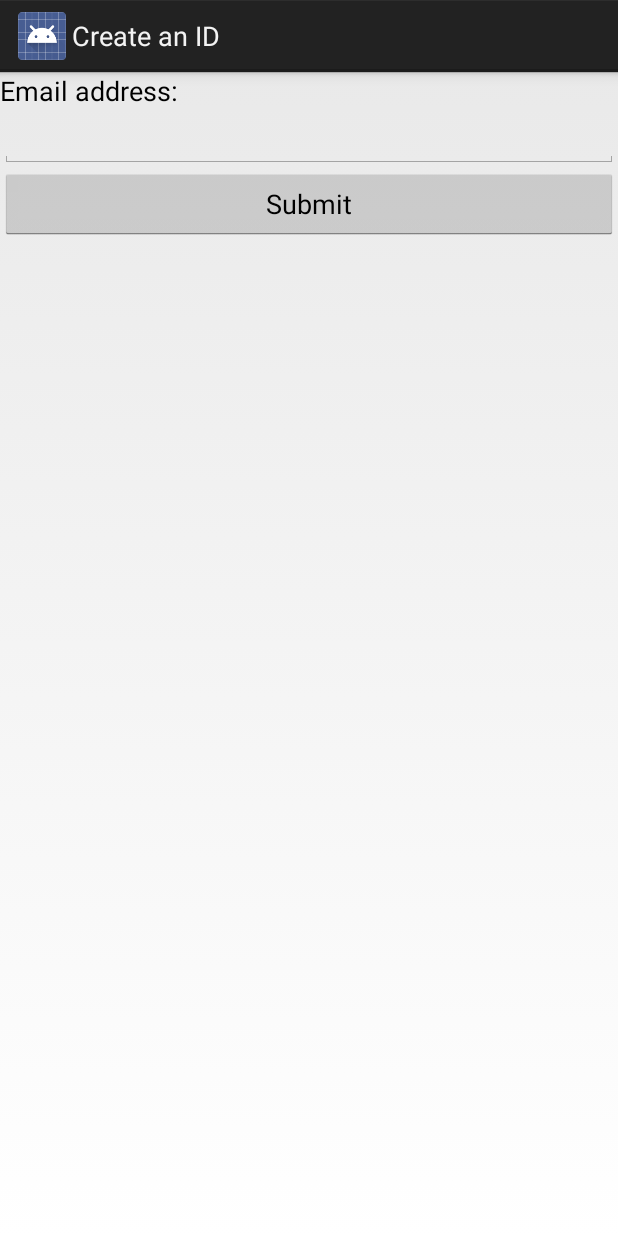
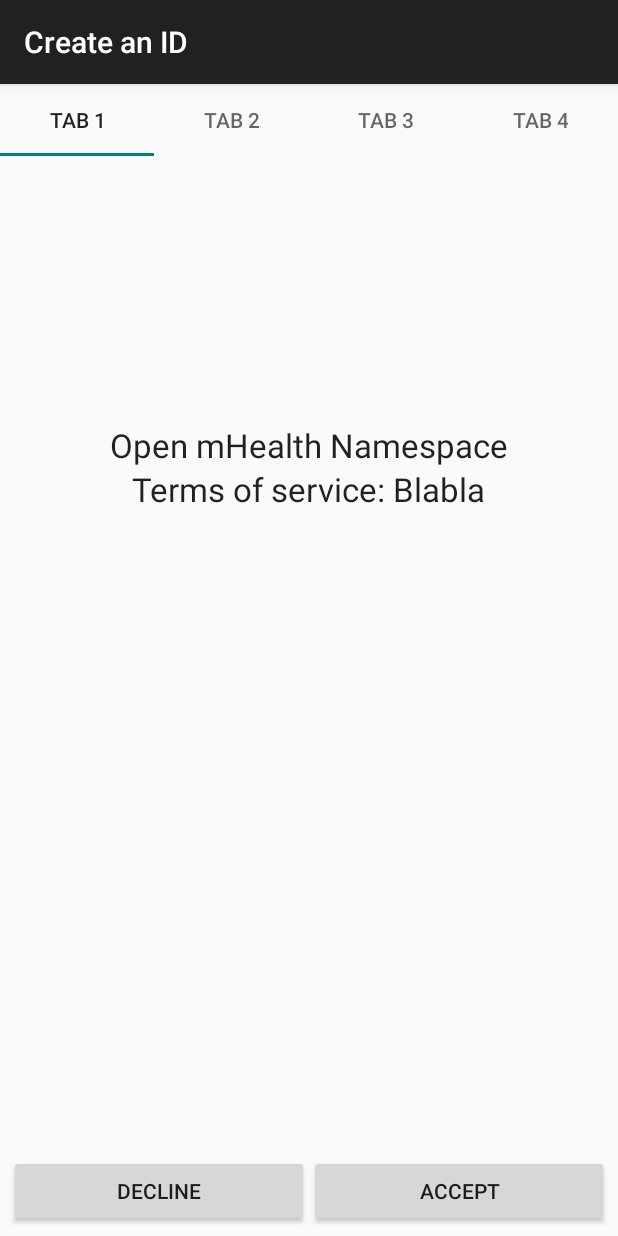
Before and after one commit to zhtaoxiang/android-identity-manager, an Android app: the GenerateIdentity screen opened directly, with no data from a screen before it, on a phone screen of 412 x 824 dp. Run offline under Robolectric (Android 15) with nearby library versions, the phone set to English and light mode, and no system bars; our stand-ins replace Volley.

Commit message:
UI: add multi-tab UI

```diff
--- a/app/src/main/AndroidManifest.xml
+++ b/app/src/main/AndroidManifest.xml
@@ -24,7 +24,7 @@
         <activity
             android:name=".GenerateIdentity"
             android:label="@string/title_activity_generate_identity"
-            android:theme="@android:style/Theme.Holo.Light.DarkActionBar" >
+            android:theme="@style/Theme.AppCompat.Light.DarkActionBar" >
         </activity>
         <activity
             android:name=".SubmitIdentityRequest"
--- a/app/src/main/java/com/ndn/jwtan/identitymanager/GenerateIdentity.java
+++ b/app/src/main/java/com/ndn/jwtan/identitymanager/GenerateIdentity.java
@@ -1,10 +1,10 @@
 package com.ndn.jwtan.identitymanager;
 
-import android.app.Activity;
 import android.app.DialogFragment;
 import android.content.ContentValues;
 import android.database.sqlite.SQLiteDatabase;
 import android.os.Bundle;
+import android.support.v7.app.AppCompatActivity;
 import android.util.Log;
 import android.view.View;
 import android.widget.Button;
@@ -15,7 +15,6 @@ import com.android.volley.Request;
 import com.android.volley.RequestQueue;
 import com.android.volley.Response;
 import com.android.volley.VolleyError;
-import com.android.volley.toolbox.JsonObjectRequest;
 import com.android.volley.toolbox.StringRequest;
 import com.android.volley.toolbox.Volley;
 
@@ -24,18 +23,53 @@ import org.json.JSONObject;
 import java.util.HashMap;
 import java.util.Map;
 
+import android.support.design.widget.TabLayout;
+import android.support.v4.view.ViewPager;
 
-public class GenerateIdentity extends Activity {
+public class GenerateIdentity extends AppCompatActivity {
 
     private final static String mURL = MainActivity.HOST + "/tokens/request/";
     private String caption = "";
     private String picture = "";
+
+    private UICustomViewPager viewPager;
 
     ////////////////////////////////////////////////////////////
     @Override
     protected void onCreate(Bundle savedInstanceState) {
         super.onCreate(savedInstanceState);
         setContentView(R.layout.activity_generate_identity);
+
+        TabLayout tabLayout = (TabLayout) findViewById(R.id.tab_layout);
+        tabLayout.addTab(tabLayout.newTab().setText("Tab 1"));
+        tabLayout.addTab(tabLayout.newTab().setText("Tab 2"));
+        tabLayout.addTab(tabLayout.newTab().setText("Tab 3"));
+        tabLayout.addTab(tabLayout.newTab().setText("Tab 4"));
+        tabLayout.setTabGravity(TabLayout.GRAVITY_FILL);
+
+        viewPager = (UICustomViewPager) findViewById(R.id.pager);
+        final UICreateIDPageAdapter adapter = new UICreateIDPageAdapter
+                (getSupportFragmentManager(), tabLayout.getTabCount());
+        viewPager.setAdapter(adapter);
+        viewPager.addOnPageChangeListener(new TabLayout.TabLayoutOnPageChangeListener(tabLayout));
+        /*
+        tabLayout.setOnTabSelectedListener(new TabLayout.OnTabSelectedListener() {
+            @Override
+            public void onTabSelected(TabLayout.Tab tab) {
+                viewPager.setCurrentItem(tab.getPosition());
+            }
+
+            @Override
+            public void onTabUnselected(TabLayout.Tab tab) {
+
+            }
+
+            @Override
+            public void onTabReselected(TabLayout.Tab tab) {
+
+            }
+        });
+        */
     }
 
     public void submitEmail(View view) {
@@ -50,6 +84,22 @@ public class GenerateIdentity extends Activity {
         this.picture = "picture";
 
         sendHttpRequest(email);
+    }
+
+    public void tab1Click(View view) {
+        viewPager.setCurrentItem(1);
+    }
+
+    public void declineClick(View view) {
+
+    }
+
+    public void tab2Click(View view) {
+        viewPager.setCurrentItem(2);
+    }
+
+    public void tab0Click(View view) {
+        viewPager.setCurrentItem(0);
     }
 
     ////////////////////////////////////////////////////////////
--- a/app/src/main/java/com/ndn/jwtan/identitymanager/MainActivity.java
+++ b/app/src/main/java/com/ndn/jwtan/identitymanager/MainActivity.java
@@ -7,7 +7,6 @@ import android.view.Menu;
 import android.view.MenuItem;
 import android.view.View;
 import android.util.Log;
-
 
 public class MainActivity extends Activity {
 
--- /dev/null
+++ b/app/src/main/java/com/ndn/jwtan/identitymanager/UICreateIDPageAdapter.java
@@ -0,0 +1,40 @@
+package com.ndn.jwtan.identitymanager;
+
+import android.support.v4.app.Fragment;
+import android.support.v4.app.FragmentManager;
+import android.support.v4.app.FragmentStatePagerAdapter;
+
+public class UICreateIDPageAdapter extends FragmentStatePagerAdapter {
+    int mNumOfTabs;
+
+    public UICreateIDPageAdapter(FragmentManager fm, int NumOfTabs) {
+        super(fm);
+        this.mNumOfTabs = NumOfTabs;
+    }
+
+    @Override
+    public Fragment getItem(int position) {
+
+        switch (position) {
+            case 0:
+                UICreateOpenmHealthIDInfo tab1 = new UICreateOpenmHealthIDInfo();
+                return tab1;
+            case 1:
+                UICreateOpenmHealthIDInputDialog tab2 = new UICreateOpenmHealthIDInputDialog();
+                return tab2;
+            case 2:
+                UICreateOpenmHealthIDPictureSelect tab3 = new UICreateOpenmHealthIDPictureSelect();
+                return tab3;
+            case 3:
+                UICreateOpenmHealthIDRequestSent tab4 = new UICreateOpenmHealthIDRequestSent();
+                return tab4;
+            default:
+                return null;
+        }
+    }
+
+    @Override
+    public int getCount() {
+        return mNumOfTabs;
+    }
+}
--- /dev/null
+++ b/app/src/main/java/com/ndn/jwtan/identitymanager/UICreateOpenmHealthIDInfo.java
@@ -0,0 +1,56 @@
+package com.ndn.jwtan.identitymanager;
+
+import android.os.Bundle;
+import android.support.v4.app.Fragment;
+import android.view.LayoutInflater;
+import android.view.View;
+import android.view.ViewGroup;
+
+public class UICreateOpenmHealthIDInfo extends Fragment {
+    // TODO: Rename parameter arguments, choose names that match
+    // the fragment initialization parameters, e.g. ARG_ITEM_NUMBER
+    private static final String ARG_PARAM1 = "param1";
+    private static final String ARG_PARAM2 = "param2";
+
+    // TODO: Rename and change types of parameters
+    private String mParam1;
+    private String mParam2;
+
+    /**
+     * Use this factory method to create a new instance of
+     * this fragment using the provided parameters.
+     *
+     * @param param1 Parameter 1.
+     * @param param2 Parameter 2.
+     * @return A new instance of fragment UICreateOpenmHealthIDInfo.
+     */
+    // TODO: Rename and change types and number of parameters
+    public static UICreateOpenmHealthIDInfo newInstance(String param1, String param2) {
+        UICreateOpenmHealthIDInfo fragment = new UICreateOpenmHealthIDInfo();
+        Bundle args = new Bundle();
+        args.putString(ARG_PARAM1, param1);
+        args.putString(ARG_PARAM2, param2);
+        fragment.setArguments(args);
+        return fragment;
+    }
+
+    public UICreateOpenmHealthIDInfo() {
+        // Required empty public constructor
+    }
+
+    @Override
+    public void onCreate(Bundle savedInstanceState) {
+        super.onCreate(savedInstanceState);
+        if (getArguments() != null) {
+            mParam1 = getArguments().getString(ARG_PARAM1);
+            mParam2 = getArguments().getString(ARG_PARAM2);
+        }
+    }
+
+    @Override
+    public View onCreateView(LayoutInflater inflater, ViewGroup container,
+                             Bundle savedInstanceState) {
+        // Inflate the layout for this fragment
+        return inflater.inflate(R.layout.fragment_uicreate_openm_health_idinfo, container, false);
+    }
+}
--- /dev/null
+++ b/app/src/main/java/com/ndn/jwtan/identitymanager/UICreateOpenmHealthIDInputDialog.java
@@ -0,0 +1,56 @@
+package com.ndn.jwtan.identitymanager;
+
+import android.os.Bundle;
+import android.support.v4.app.Fragment;
+import android.view.LayoutInflater;
+import android.view.View;
+import android.view.ViewGroup;
+
+public class UICreateOpenmHealthIDInputDialog extends Fragment {
+    // TODO: Rename parameter arguments, choose names that match
+    // the fragment initialization parameters, e.g. ARG_ITEM_NUMBER
+    private static final String ARG_PARAM1 = "param1";
+    private static final String ARG_PARAM2 = "param2";
+
+    // TODO: Rename and change types of parameters
+    private String mParam1;
+    private String mParam2;
+
+    /**
+     * Use this factory method to create a new instance of
+     * this fragment using the provided parameters.
+     *
+     * @param param1 Parameter 1.
+     * @param param2 Parameter 2.
+     * @return A new instance of fragment UICreateOpenmHealthIDInputDialog.
+     */
+    // TODO: Rename and change types and number of parameters
+    public static UICreateOpenmHealthIDInputDialog newInstance(String param1, String param2) {
+        UICreateOpenmHealthIDInputDialog fragment = new UICreateOpenmHealthIDInputDialog();
+        Bundle args = new Bundle();
+        args.putString(ARG_PARAM1, param1);
+        args.putString(ARG_PARAM2, param2);
+        fragment.setArguments(args);
+        return fragment;
+    }
+
+    public UICreateOpenmHealthIDInputDialog() {
+        // Required empty public constructor
+    }
+
+    @Override
+    public void onCreate(Bundle savedInstanceState) {
+        super.onCreate(savedInstanceState);
+        if (getArguments() != null) {
+            mParam1 = getArguments().getString(ARG_PARAM1);
+            mParam2 = getArguments().getString(ARG_PARAM2);
+        }
+    }
+
+    @Override
+    public View onCreateView(LayoutInflater inflater, ViewGroup container,
+                             Bundle savedInstanceState) {
+        // Inflate the layout for this fragment
+        return inflater.inflate(R.layout.fragment_uicreate_openm_health_idinput_dialog, container, false);
+    }
+}
--- /dev/null
+++ b/app/src/main/java/com/ndn/jwtan/identitymanager/UICustomViewPager.java
@@ -0,0 +1,37 @@
+package com.ndn.jwtan.identitymanager;
+
+import android.content.Context;
+import android.support.v4.view.ViewPager;
+import android.util.AttributeSet;
+import android.view.MotionEvent;
+
+public class UICustomViewPager extends ViewPager {
+
+    private boolean enabled;
+
+    public UICustomViewPager(Context context, AttributeSet attrs) {
+        super(context, attrs);
+    }
+
+    @Override
+    public boolean onTouchEvent(MotionEvent event) {
+        if (this.enabled) {
+            return super.onTouchEvent(event);
+        }
+
+        return false;
+    }
+
+    @Override
+    public boolean onInterceptTouchEvent(MotionEvent event) {
+        if (this.enabled) {
+            return super.onInterceptTouchEvent(event);
+        }
+
+        return false;
+    }
+
+    public void setPagingEnabled(boolean enabled) {
+        this.enabled = enabled;
+    }
+}
--- a/app/src/main/res/layout/activity_generate_identity.xml
+++ b/app/src/main/res/layout/activity_generate_identity.xml
@@ -5,25 +5,14 @@
     tools:context=".GenerateIdentity"
     android:orientation="vertical">
 
+    <android.support.design.widget.TabLayout
+        android:id="@+id/tab_layout"
+        android:layout_width="match_parent"
+        android:layout_height="wrap_content"/>
 
-    <TextView
+    <com.ndn.jwtan.identitymanager.UICustomViewPager
+        android:id="@+id/pager"
         android:layout_width="match_parent"
-        android:layout_height="wrap_content"
-        android:textAppearance="?android:attr/textAppearanceMedium"
-        android:text="@string/email" />
-
-    <EditText
-        android:layout_width="match_parent"
-        android:layout_height="wrap_content"
-        android:inputType="textEmailAddress"
-        android:ems="10"
-        android:id="@+id/emailText" />
-
-    <Button
-        android:layout_width="match_parent"
-        android:layout_height="wrap_content"
-        android:text="@string/submit"
-        android:id="@+id/submitEmail"
-        android:onClick="submitEmail"/>
+        android:layout_height="fill_parent"/>
 
 </LinearLayout>
--- /dev/null
+++ b/app/src/main/res/layout/fragment_uicreate_openm_health_idinfo.xml
@@ -0,0 +1,60 @@
+<?xml version="1.0" encoding="utf-8"?>
+<RelativeLayout xmlns:android="http://schemas.android.com/apk/res/android"
+    android:layout_width="match_parent"
+    android:layout_height="match_parent"
+    android:orientation="vertical">
+
+    <TextView
+        android:id="@+id/textView"
+        android:layout_width="wrap_content"
+        android:layout_height="wrap_content"
+        android:text="Open mHealth Namespace"
+        android:textAppearance="?android:attr/textAppearanceLarge"
+        android:layout_alignParentTop="true"
+        android:layout_centerHorizontal="true"
+        android:layout_marginTop="178dp" />
+
+    <TextView
+        android:id="@+id/textView2"
+        android:layout_width="wrap_content"
+        android:layout_height="wrap_content"
+        android:text="Terms of service: Blabla"
+        android:textAppearance="?android:attr/textAppearanceLarge"
+        android:layout_below="@+id/textView"
+        android:layout_centerHorizontal="true" />
+
+    <LinearLayout
+        android:id="@+id/linearLayout1"
+        android:layout_width="match_parent"
+        android:layout_height="wrap_content"
+        android:orientation="horizontal"
+        android:gravity="center_horizontal"
+        android:padding="6dp"
+        android:weightSum="2"
+        android:layout_alignParentBottom="true"
+        android:layout_alignParentLeft="true"
+        android:layout_alignParentStart="true">
+
+        <Button
+            android:id="@+id/buttonDecline"
+            android:layout_width="0dp"
+            android:layout_height="match_parent"
+            android:text="@string/button_decline"
+            android:paddingLeft="8dp"
+            android:paddingRight="8dp"
+            android:layout_weight="1"
+            android:onClick="declineClick" />
+
+        <Button
+            android:id="@+id/buttonAccept"
+            android:layout_width="0dp"
+            android:layout_height="match_parent"
+            android:text="@string/button_accept"
+            android:paddingLeft="8dp"
+            android:paddingRight="8dp"
+            android:layout_weight="1"
+            android:onClick="tab1Click" />
+
+    </LinearLayout>
+
+</RelativeLayout>
--- a/app/src/main/res/values/strings.xml
+++ b/app/src/main/res/values/strings.xml
@@ -14,6 +14,13 @@
     <string name="token_success">Please check your mailbox with further instructions how to proceed.</string>
     <string name="token_fail">Token request failed.</string>
     <string name="email">Email address:</string>
+    <string name="identity_caption">ID Name:</string>
+    <string name="button_accept">Accept</string>
+    <string name="button_decline">Decline</string>
+    <string name="profile_picture_hint">Select the profile picture</string>
+    <string name="email_confirmation_hint">Waiting for email confirmation</string>
+    <string name="button_continue">Continue</string>
+    <string name="button_back">Back</string>
 
     <string name="title_activity_submit_identity_request">Submit Identity Request</string>
     <string name="name">Full Name:</string>
@@ -38,4 +45,7 @@
 
     <string name="title_activity_sign_certificate">Identity Manager</string>
     <string name="title_activity_authorize_app">AuthorizeApp</string>
+
+<!-- TODO: Remove or change this placeholder text -->
+    <string name="hello_blank_fragment">Hello blank fragment</string>
 </resources>
--- a/app/src/main/res/values/styles.xml
+++ b/app/src/main/res/values/styles.xml
@@ -3,12 +3,20 @@
     <!-- Base application theme. -->
     <style name="AppTheme" parent="Theme.AppCompat.Light.DarkActionBar">
         <!-- Customize your theme here. -->
+        <!--   your app branding color for the app bar -->
+        <item name="colorPrimary">#3F51B5</item>
+        <!--   darker variant for the status bar and contextual app bars -->
+        <item name="colorPrimaryDark">#303F9F</item>
+        <!--   theme UI controls like checkboxes and text fields -->
+        <item name="colorAccent">#FF4081</item>
     </style>
     <style name="AppTheme.NoActionBar">
         <item name="windowActionBar">false</item>
         <item name="windowNoTitle">true</item>
     </style>
-    <style name="AppTheme.AppBarOverlay" parent="ThemeOverlay.AppCompat.Dark.ActionBar" />
+    <style name="AppTheme.AppBarOverlay" parent="ThemeOverlay.AppCompat.Dark.ActionBar">
+
+    </style>
     <style name="AppTheme.PopupOverlay" parent="ThemeOverlay.AppCompat.Light" />
 
 </resources>
```
Also changed, not shown: app/src/main/java/com/ndn/jwtan/identitymanager/UICreateOpenmHealthIDPictureSelect.java (added, +56 -0 lines), app/src/main/java/com/ndn/jwtan/identitymanager/UICreateOpenmHealthIDRequestSent.java (added, +56 -0 lines), app/src/main/res/layout/fragment_uicreate_openm_health_idinput_dialog.xml (added, +62 -0 lines), app/src/main/res/layout/fragment_uicreate_openm_health_idpicture_select.xml (added, +112 -0 lines), app/src/main/res/layout/fragment_uicreate_openm_health_idrequest_sent.xml (added, +38 -0 lines).
